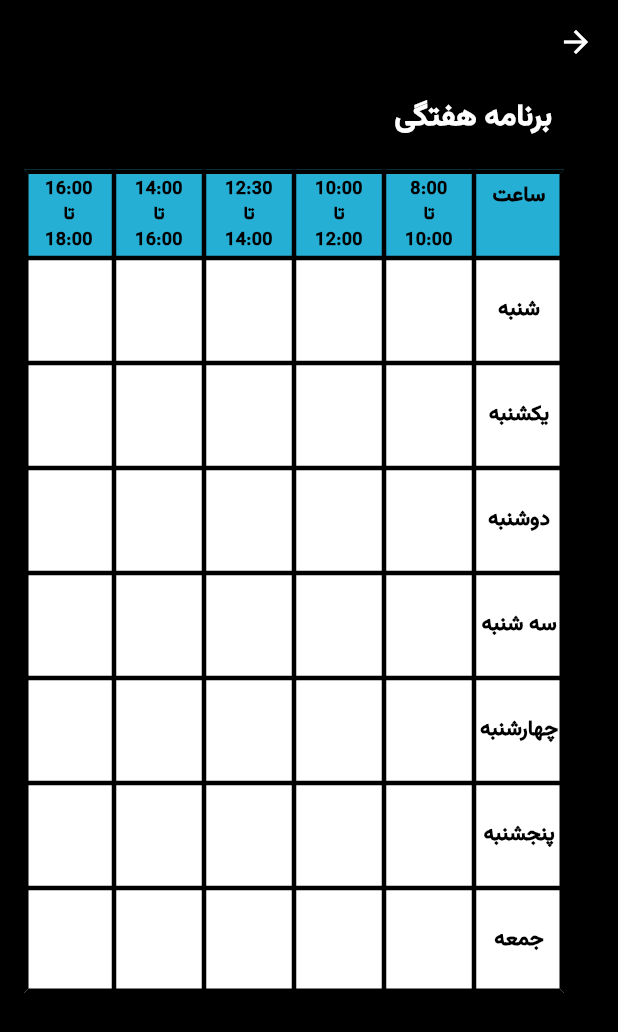
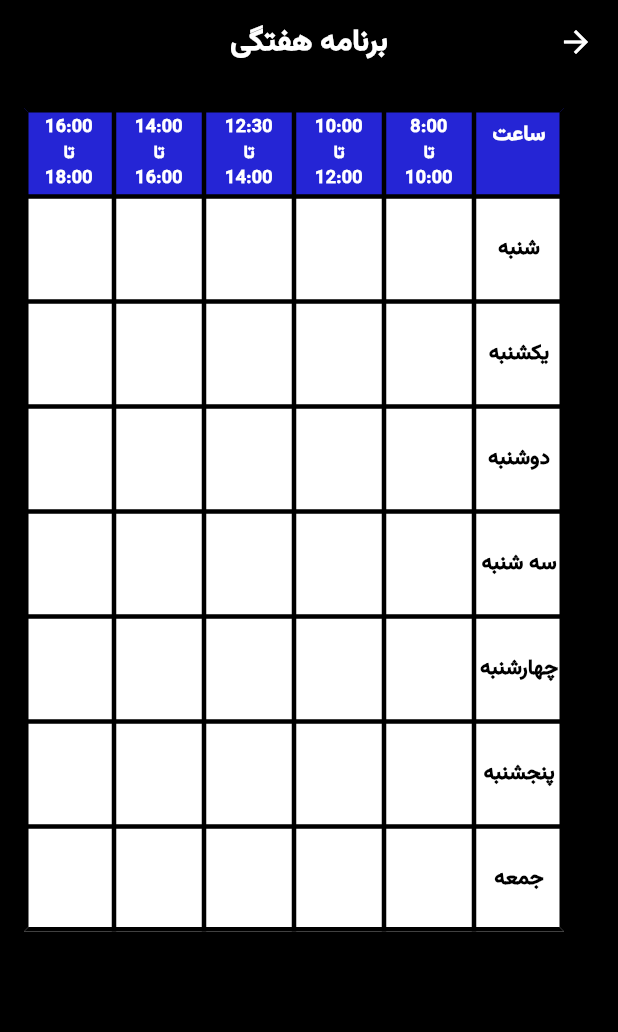
Before and after one commit to Sobhankhedry/Student-Helper-UI, a Flutter app: the WeeklySchedulePage screen opened directly, on a phone screen of 412 x 824 dp. Shown: the top 1032 px of the screen. Run offline on Flutter 3.47's test engine with Material 3 defaults, Android fonts, the phone set to English and light mode, and no system bars.

Commit message:
weekly schedule page has been commented.

```diff
--- a/lib/weekly_schedule_page.dart
+++ b/lib/weekly_schedule_page.dart
@@ -1,5 +1,7 @@
 import 'package:flutter/material.dart';
 
+// Define the primary theme color for the application
+const Color primaryColor = Color.fromARGB(255, 37, 37, 213);
 class WeeklySchedulePage extends StatelessWidget {
   const WeeklySchedulePage({super.key});
 
@@ -14,6 +16,16 @@ class WeeklySchedulePage extends StatelessWidget {
           icon: const Icon(Icons.arrow_back, color: Colors.white),
           onPressed: () => Navigator.pop(context),
         ),
+        title: const Text(
+          'برنامه هفتگی',
+          style: TextStyle(
+            color: Colors.white,
+            fontSize: 20,
+            fontWeight: FontWeight.bold,
+            fontFamily: 'Vazir',
+          ),
+        ),
+        centerTitle: true,
       ),
       body: SafeArea(
         child: Padding(
@@ -21,20 +33,9 @@ class WeeklySchedulePage extends StatelessWidget {
           child: Column(
             crossAxisAlignment: CrossAxisAlignment.start,
             children: [
-              Padding(
-                padding: const EdgeInsets.fromLTRB(8, 8, 8, 0),
-                child: Text(
-                  'برنامه هفتگی',
-                  style: TextStyle(
-                    fontFamily: 'Vazir',
-                    fontSize: 20,
-                    fontWeight: FontWeight.bold,
-                    color: Colors.white,
-                  ),
-                ),
-              ),
-              const SizedBox(height: 20,),
+              SizedBox(height: 16,),
 
+              // Weekly schedule table
               Expanded(child: _buildWeeklyScheduleTable()),
 
               const SizedBox(height: 40),
@@ -46,6 +47,7 @@ class WeeklySchedulePage extends StatelessWidget {
   }
 
   Widget _buildWeeklyScheduleTable() {
+    // Define time slots for the schedule
     final List<Map<String, String>> timeSlots = [
       {'start': '8:00', 'end': '10:00'},
       {'start': '10:00', 'end': '12:00'},
@@ -54,6 +56,7 @@ class WeeklySchedulePage extends StatelessWidget {
       {'start': '16:00', 'end': '18:00'},
     ];
 
+    // Define days of the week in Persian
     final List<String> weekDays = [
       'شنبه',
       'یکشنبه',
@@ -75,8 +78,9 @@ class WeeklySchedulePage extends StatelessWidget {
         5: FixedColumnWidth(60),
       },
       children: [
+        // Header row with time slots
         TableRow(
-          decoration: const BoxDecoration(color: Color.fromARGB(255, 37, 175, 213)),
+          decoration: BoxDecoration(color: primaryColor),
           children: [
             const TableCell(
               child: Padding(
@@ -86,7 +90,7 @@ class WeeklySchedulePage extends StatelessWidget {
                     'ساعت',
                     style: TextStyle(
                       fontFamily: 'Vazir',
-                      color: Colors.black,
+                      color: Colors.white,
                       fontWeight: FontWeight.bold,
                       fontSize: 14,
                     ),
@@ -96,6 +100,7 @@ class WeeklySchedulePage extends StatelessWidget {
               ),
             ),
 
+            // Generate time slot headers
             ...List.generate(5, (index) {
               final timeSlot = timeSlots[index];
               return TableCell(
@@ -108,7 +113,7 @@ class WeeklySchedulePage extends StatelessWidget {
                         timeSlot['start']!,
                         style: const TextStyle(
                           fontFamily: 'Vazir',
-                          color: Colors.black,
+                          color: Colors.white,
                           fontWeight: FontWeight.bold,
                           fontSize: 12,
                         ),
@@ -118,7 +123,7 @@ class WeeklySchedulePage extends StatelessWidget {
                         'تا',
                         style: TextStyle(
                           fontFamily: 'Vazir',
-                          color: Colors.black,
+                          color: Colors.white,
                           fontWeight: FontWeight.bold,
                           fontSize: 12,
                         ),
@@ -128,7 +133,7 @@ class WeeklySchedulePage extends StatelessWidget {
                         timeSlot['end']!,
                         style: const TextStyle(
                           fontFamily: 'Vazir',
-                          color: Colors.black,
+                          color: Colors.white,
                           fontWeight: FontWeight.bold,
                           fontSize: 12,
                         ),
@@ -142,10 +147,12 @@ class WeeklySchedulePage extends StatelessWidget {
           ],
         ),
 
+        // Day rows with empty cells for schedule entries
         ...weekDays
             .map(
               (day) => TableRow(
                 children: [
+                  // Day name cell
                   TableCell(
                     child: Container(
                       height: 70,
@@ -164,6 +171,7 @@ class WeeklySchedulePage extends StatelessWidget {
                       ),
                     ),
                   ),
+                  // Empty cells for schedule entries
                   ...List.generate(
                     5,
                     (index) => TableCell(
```
